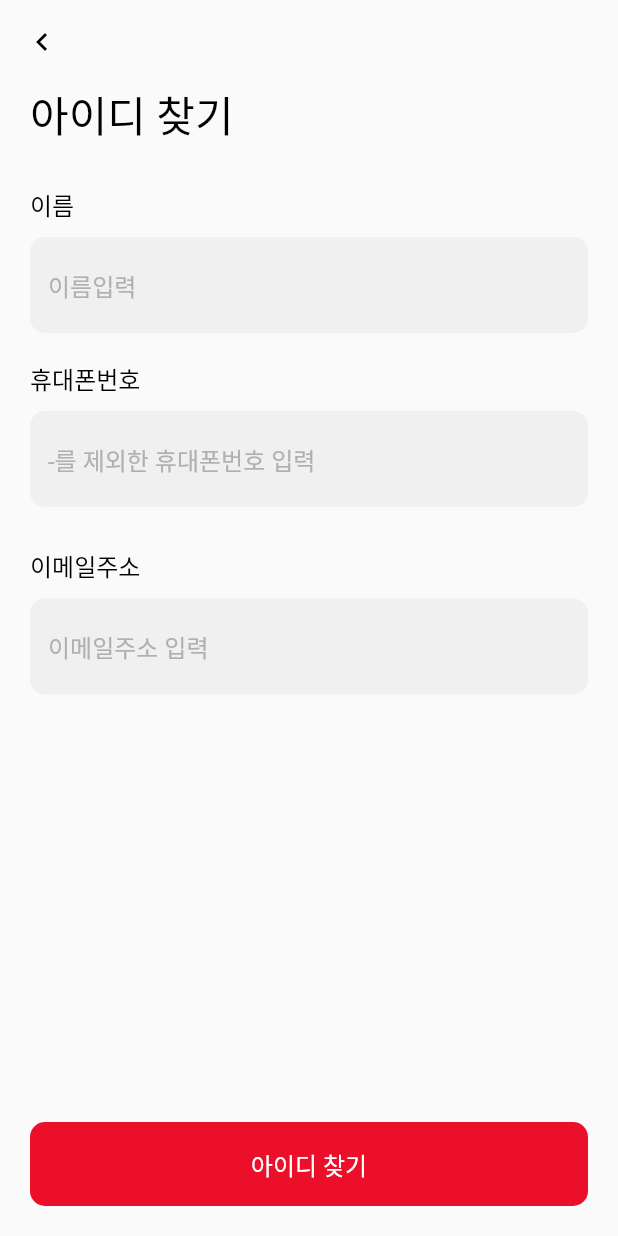
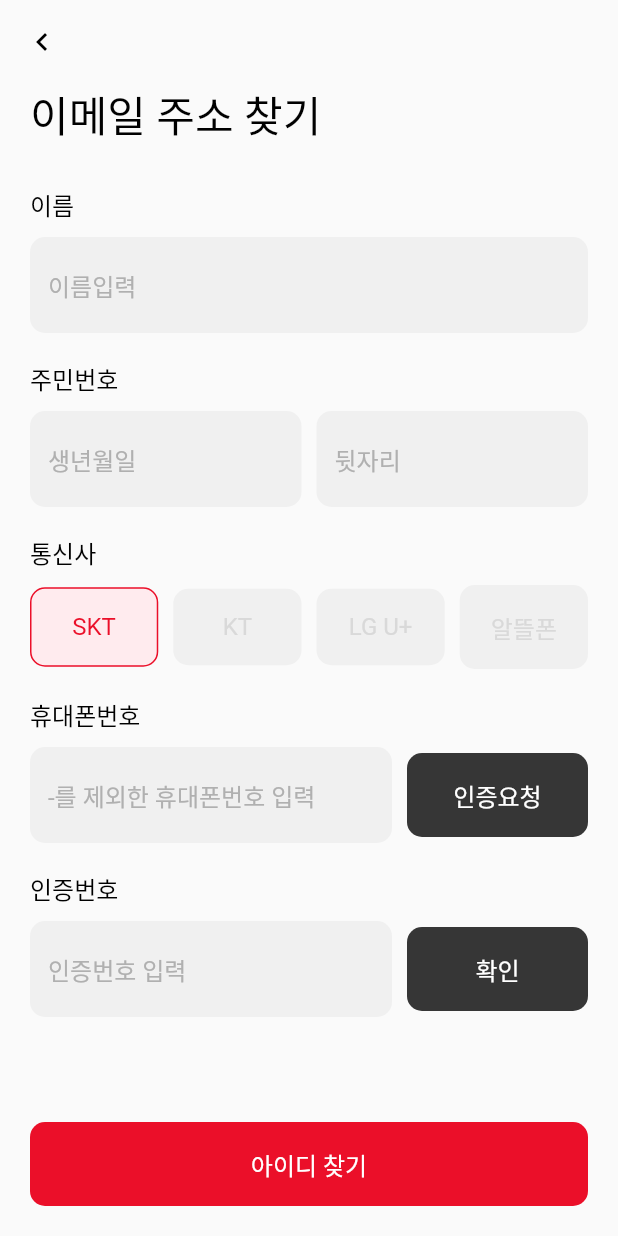
Before and after one commit to SniperFactory-Jangjeon/Jangjeon, a Flutter app: the FindIdPage screen opened by its route, on a phone screen of 412 x 824 dp. Run offline on Flutter 3.47's test engine with Material 2 defaults, Android fonts, the phone set to English and light mode, and no system bars; our stand-ins replace cloud_firestore, firebase_auth, firebase_core, fl_chart, flutter_svg, font_awesome_flutter and 1 more; missing offline and left inert: kakao_flutter_sdk_user; accounts and stored records are empty; network calls fail; Roboto replaces fonts that are missing (PretendardBold, PretendardMedium).

Commit message:
아이디찾기 ui 수정

```diff
--- a/lib/view/page/find_id_page.dart
+++ b/lib/view/page/find_id_page.dart
@@ -4,6 +4,7 @@ import 'package:jangjeon/controller/find_id_controller.dart';
 import 'package:jangjeon/util/app_text_style.dart';
 import 'package:jangjeon/view/widget/app_elevated_button.dart';
 import 'package:jangjeon/view/widget/app_text_field.dart';
+import 'package:jangjeon/view/widget/app_toggle_button.dart';
 import 'package:jangjeon/view/widget/success_tile.dart';
 
 class FindIdPage extends GetView<FindIdController> {
@@ -35,9 +36,13 @@ class FindIdPage extends GetView<FindIdController> {
               child: Column(
                 crossAxisAlignment: CrossAxisAlignment.start,
                 children: [
+                  Expanded(
+                    child: ListView(
+                      physics: const BouncingScrollPhysics(),
+                      children: [
                         Text(
                           style: AppTextStyle.h2B28(),
-                    '아이디 찾기',
+                          '이메일 주소 찾기',
                         ),
                         const SizedBox(height: 27),
                         Text(
@@ -49,18 +54,70 @@ class FindIdPage extends GetView<FindIdController> {
                         const SizedBox(height: 18),
                         Text(
                           style: AppTextStyle.b3M16(),
+                          '주민번호',
+                        ),
+                        const SizedBox(height: 10),
+                        Row(
+                          children: [
+                            Expanded(child: AppTextField(hintText: '생년월일')),
+                            const SizedBox(width: 10),
+                            Expanded(child: AppTextField(hintText: '뒷자리')),
+                          ],
+                        ),
+                        const SizedBox(height: 18),
+                        Text(
+                          style: AppTextStyle.b3M16(),
+                          '통신사',
+                        ),
+                        const SizedBox(height: 10),
+                        const AppToggleButton(),
+                        const SizedBox(height: 18),
+                        Text(
+                          style: AppTextStyle.b3M16(),
                           '휴대폰번호',
                         ),
                         const SizedBox(height: 10),
-                  AppTextField(hintText: '-를 제외한 휴대폰번호 입력'),
-                  const SizedBox(height: 27),
+                        Row(
+                          children: [
+                            Expanded(
+                              flex: 2,
+                              child: AppTextField(
+                                //controller: controller.phoneController,
+                                hintText: '-를 제외한 휴대폰번호 입력',
+                              ),
+                            ),
+                            const SizedBox(width: 10),
+                            const Expanded(
+                              flex: 1,
+                              child: AppElevatedButton(childText: '인증요청'),
+                            ),
+                          ],
+                        ),
+                        const SizedBox(height: 18),
                         Text(
                           style: AppTextStyle.b3M16(),
-                    '이메일주소',
+                          '인증번호',
                         ),
                         const SizedBox(height: 10),
-                  AppTextField(hintText: '이메일주소 입력'),
-                  const Expanded(child: SizedBox()),
+                        Row(
+                          children: [
+                            Expanded(
+                              flex: 2,
+                              child: AppTextField(hintText: '인증번호 입력'),
+                            ),
+                            const SizedBox(width: 10),
+                            const Expanded(
+                              flex: 1,
+                              child: AppElevatedButton(
+                                childText: '확인',
+                              ),
+                            ),
+                          ],
+                        ),
+                      ],
+                    ),
+                  ),
+                  const SizedBox(height: 20),
                   AppElevatedButton(
                     childText: '아이디 찾기',
                     onPressed: () => controller.jumpToPage(1),
@@ -72,8 +129,8 @@ class FindIdPage extends GetView<FindIdController> {
             Padding(
               padding: const EdgeInsets.all(20.0),
               child: SuccessTile(
-                title: '메일을 전송했습니다.',
-                message: '작성하신 이메일주소로 메일을 보냈습니다.\n아이디를 확인하여 로그인해주세요.',
+                title: '문자를 전송했습니다.',
+                message: '인증하신 번호로 이메일 주소를 보냈습니다.\n이메일 주소를 확인하여 로그인해주세요.',
                 btnText: '로그인하기',
                 onPressed: () => Get.back(),
               ),
```
Lines whose indentation alone changed are shown as unchanged.
